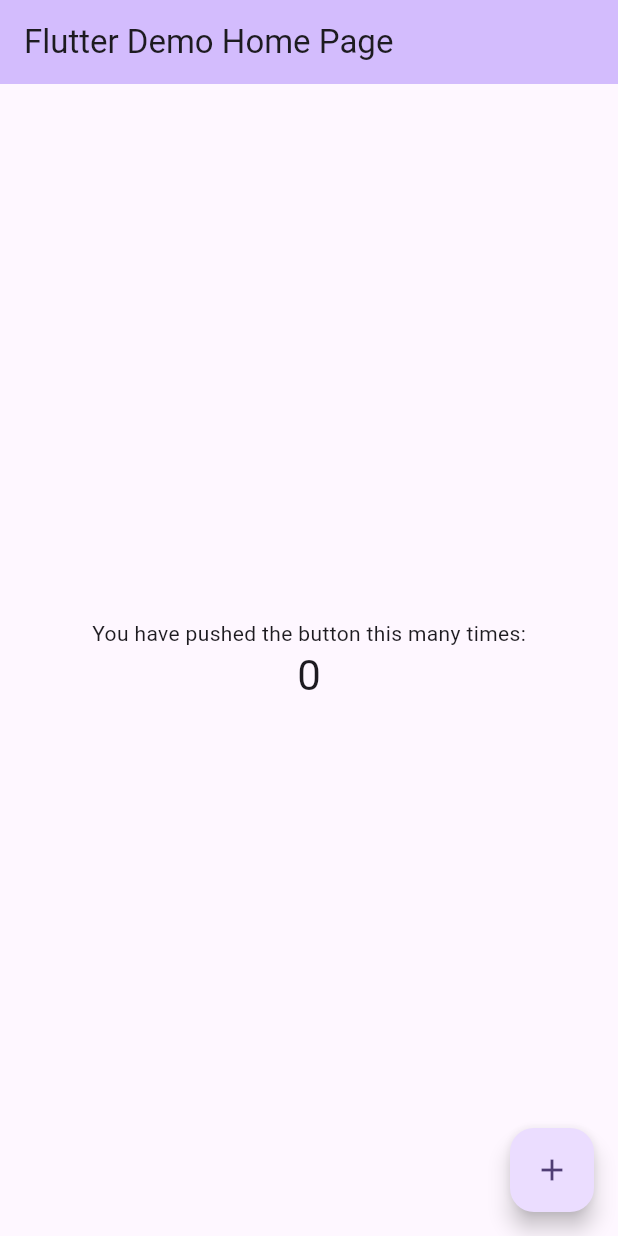
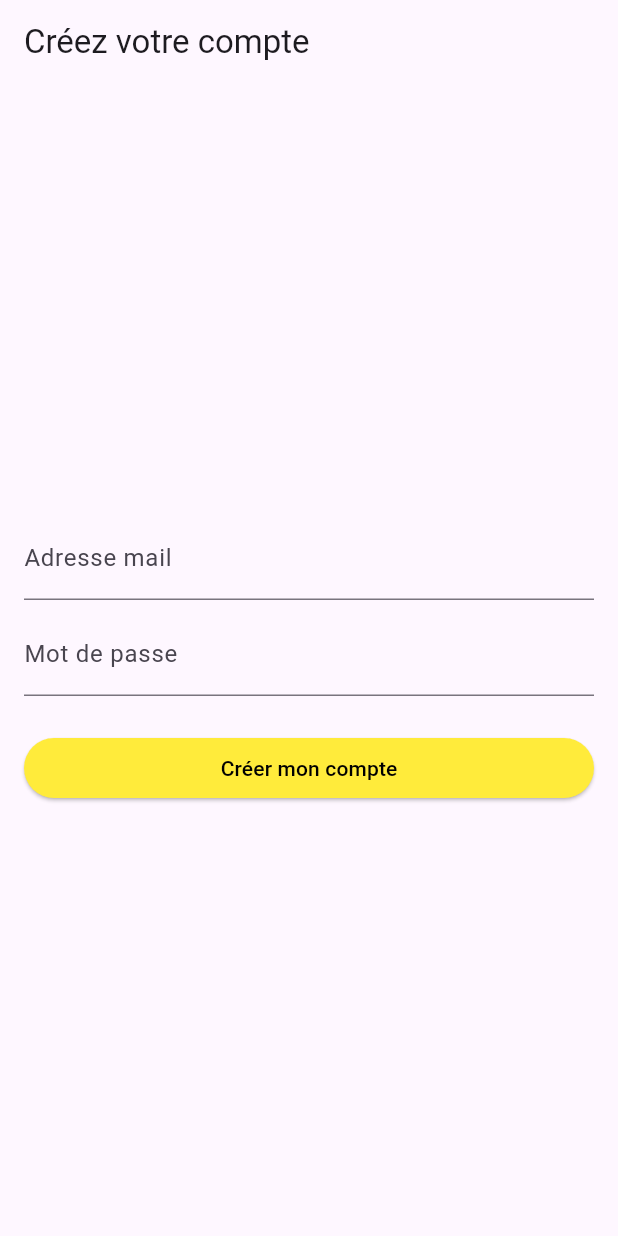
Before and after one commit to eziopelle/bene_bono, a Flutter app: the screen it shows after launch, on a phone screen of 412 x 824 dp. Run offline on Flutter 3.47's test engine with Material 3 defaults, Android fonts, the phone set to English and light mode, and no system bars; our stand-ins replace firebase_auth, firebase_core; accounts and stored records are empty.

Commit message:
fin exercice

```diff
--- a/bene_bono/lib/main.dart
+++ b/bene_bono/lib/main.dart
@@ -1,125 +1,21 @@
 import 'package:flutter/material.dart';
+import 'package:firebase_core/firebase_core.dart';
+import 'firebase_options.dart';
+import 'sign_in_page.dart';
 
-void main() {
-  runApp(const MyApp());
+void main() async {
+  WidgetsFlutterBinding.ensureInitialized();
+  await Firebase.initializeApp(
+    options: DefaultFirebaseOptions.currentPlatform,
+  );
+  runApp(MyApp());
 }
 
 class MyApp extends StatelessWidget {
-  const MyApp({super.key});
-
-  // This widget is the root of your application.
   @override
   Widget build(BuildContext context) {
     return MaterialApp(
-      title: 'Flutter Demo',
-      theme: ThemeData(
-        // This is the theme of your application.
-        //
-        // TRY THIS: Try running your application with "flutter run". You'll see
-        // the application has a purple toolbar. Then, without quitting the app,
-        // try changing the seedColor in the colorScheme below to Colors.green
-        // and then invoke "hot reload" (save your changes or press the "hot
-        // reload" button in a Flutter-supported IDE, or press "r" if you used
-        // the command line to start the app).
-        //
-        // Notice that the counter didn't reset back to zero; the application
-        // state is not lost during the reload. To reset the state, use hot
-        // restart instead.
-        //
-        // This works for code too, not just values: Most code changes can be
-        // tested with just a hot reload.
-        colorScheme: ColorScheme.fromSeed(seedColor: Colors.deepPurple),
-        useMaterial3: true,
-      ),
-      home: const MyHomePage(title: 'Flutter Demo Home Page'),
+      home: SignInPage(), // je définis la home
     );
   }
 }
-
-class MyHomePage extends StatefulWidget {
-  const MyHomePage({super.key, required this.title});
-
-  // This widget is the home page of your application. It is stateful, meaning
-  // that it has a State object (defined below) that contains fields that affect
-  // how it looks.
-
-  // This class is the configuration for the state. It holds the values (in this
-  // case the title) provided by the parent (in this case the App widget) and
-  // used by the build method of the State. Fields in a Widget subclass are
-  // always marked "final".
-
-  final String title;
-
-  @override
-  State<MyHomePage> createState() => _MyHomePageState();
-}
-
-class _MyHomePageState extends State<MyHomePage> {
-  int _counter = 0;
-
-  void _incrementCounter() {
-    setState(() {
-      // This call to setState tells the Flutter framework that something has
-      // changed in this State, which causes it to rerun the build method below
-      // so that the display can reflect the updated values. If we changed
-      // _counter without calling setState(), then the build method would not be
-      // called again, and so nothing would appear to happen.
-      _counter++;
-    });
-  }
-
-  @override
-  Widget build(BuildContext context) {
-    // This method is rerun every time setState is called, for instance as done
-    // by the _incrementCounter method above.
-    //
-    // The Flutter framework has been optimized to make rerunning build methods
-    // fast, so that you can just rebuild anything that needs updating rather
-    // than having to individually change instances of widgets.
-    return Scaffold(
-      appBar: AppBar(
-        // TRY THIS: Try changing the color here to a specific color (to
-        // Colors.amber, perhaps?) and trigger a hot reload to see the AppBar
-        // change color while the other colors stay the same.
-        backgroundColor: Theme.of(context).colorScheme.inversePrimary,
-        // Here we take the value from the MyHomePage object that was created by
-        // the App.build method, and use it to set our appbar title.
-        title: Text(widget.title),
-      ),
-      body: Center(
-        // Center is a layout widget. It takes a single child and positions it
-        // in the middle of the parent.
-        child: Column(
-          // Column is also a layout widget. It takes a list of children and
-          // arranges them vertically. By default, it sizes itself to fit its
-          // children horizontally, and tries to be as tall as its parent.
-          //
-          // Column has various properties to control how it sizes itself and
-          // how it positions its children. Here we use mainAxisAlignment to
-          // center the children vertically; the main axis here is the vertical
-          // axis because Columns are vertical (the cross axis would be
-          // horizontal).
-          //
-          // TRY THIS: Invoke "debug painting" (choose the "Toggle Debug Paint"
-          // action in the IDE, or press "p" in the console), to see the
-          // wireframe for each widget.
-          mainAxisAlignment: MainAxisAlignment.center,
-          children: <Widget>[
-            const Text(
-              'You have pushed the button this many times:',
-            ),
-            Text(
-              '$_counter',
-              style: Theme.of(context).textTheme.headlineMedium,
-            ),
-          ],
-        ),
-      ),
-      floatingActionButton: FloatingActionButton(
-        onPressed: _incrementCounter,
-        tooltip: 'Increment',
-        child: const Icon(Icons.add),
-      ), // This trailing comma makes auto-formatting nicer for build methods.
-    );
-  }
-}
--- /dev/null
+++ b/bene_bono/lib/sign_in_page.dart
@@ -0,0 +1,108 @@
+import 'package:flutter/material.dart';
+import 'package:firebase_auth/firebase_auth.dart';
+import 'parcours_first.dart';
+import 'parcours_second.dart';
+import 'success.dart';
+
+class SignInPage extends StatelessWidget {
+  // Initialisation des contrôleurs pour champs mail + MP
+  final TextEditingController emailController = TextEditingController();
+  final TextEditingController passwordController = TextEditingController();
+
+  // Fonction d'A/B test en fonction de la 1er lettre si elle est minuscule ou non
+  void navigateBasedOnUserId(BuildContext context, String userId) {
+    bool isFirstLetterLowercase = userId[0].toLowerCase() == userId[0];
+
+    // Determine la callback à la fin du parcours
+    VoidCallback onCompleted = isFirstLetterLowercase
+        ? () => navigateToParcoursSecond(context)
+        : () => navigateToParcoursFirst(context);
+
+    // Lancement du parcours en fonction de la 1er lettre
+    if (isFirstLetterLowercase) {
+      navigateToParcoursFirst(context, onCompleted);
+    } else {
+      navigateToParcoursSecond(context, onCompleted);
+    }
+  }
+
+  // Go parcoursFirst + callback
+  void navigateToParcoursFirst(BuildContext context, [VoidCallback? onCompleted]) {
+    Navigator.push(
+      context,
+      MaterialPageRoute(
+        builder: (context) => ParcoursFirst(onCompleted: onCompleted ?? () => navigateToSuccess(context)),
+      ),
+    );
+  }
+
+  // Go ParcoursSecond + callback
+  void navigateToParcoursSecond(BuildContext context, [VoidCallback? onCompleted]) {
+    Navigator.push(
+      context,
+      MaterialPageRoute(
+        builder: (context) => ParcoursSecond(onCompleted: onCompleted ?? () => navigateToSuccess(context)),
+      ),
+    );
+  }
+
+  // Navigation vers Success
+  void navigateToSuccess(BuildContext context) {
+    Navigator.pushReplacement(context, MaterialPageRoute(builder: (context) => Success()));
+  }
+
+  @override
+  Widget build(BuildContext context) {
+    // Page de co
+    return Scaffold(
+      appBar: AppBar(
+        title: Text('Créez votre compte'),
+      ),
+      body: Padding(
+        padding: EdgeInsets.all(16.0),
+        child: Column(
+          mainAxisAlignment: MainAxisAlignment.center,
+          crossAxisAlignment: CrossAxisAlignment.stretch,
+          children: <Widget>[
+            // Champ mail
+            TextField(
+              controller: emailController,
+              decoration: InputDecoration(labelText: 'Adresse mail'),
+              keyboardType: TextInputType.emailAddress,
+            ),
+            SizedBox(height: 8.0),
+            // Champ MP
+            TextField(
+              controller: passwordController,
+              decoration: InputDecoration(labelText: 'Mot de passe'),
+              obscureText: true, //cacher les caractères :)
+            ),
+            SizedBox(height: 24.0),
+            // Bouton  de création du compte
+            ElevatedButton(
+              child: Text('Créer mon compte'),
+              onPressed: () async {
+                try {
+                  // essais pour créer le compte dans le base
+                  UserCredential userCredential = await FirebaseAuth.instance.createUserWithEmailAndPassword(
+                    email: emailController.text,
+                    password: passwordController.text,
+                  );
+                  // Si c'est réussi on lance le début du parcours
+                  navigateBasedOnUserId(context, userCredential.user!.uid);
+                } on FirebaseAuthException catch (e) {
+                  // Sinon pas de logique pour cet exercice, juste display une erreur.
+                  print(e);
+                }
+              },
+              style: ElevatedButton.styleFrom(
+                primary: Colors.yellow,
+                onPrimary: Colors.black,
+              ),
+            ),
+          ],
+        ),
+      ),
+    );
+  }
+}
```
Also changed, not shown: bene_bono/lib/parcours_first.dart (added, +30 -0 lines), bene_bono/lib/parcours_second.dart (added, +29 -0 lines), bene_bono/lib/success.dart (added, +36 -0 lines), bene_bono/pubspec.yaml (+3 -71 lines), bene_bono/lib/firebase_options.dart (added), bene_bono/pubspec.lock, 18 other files.
